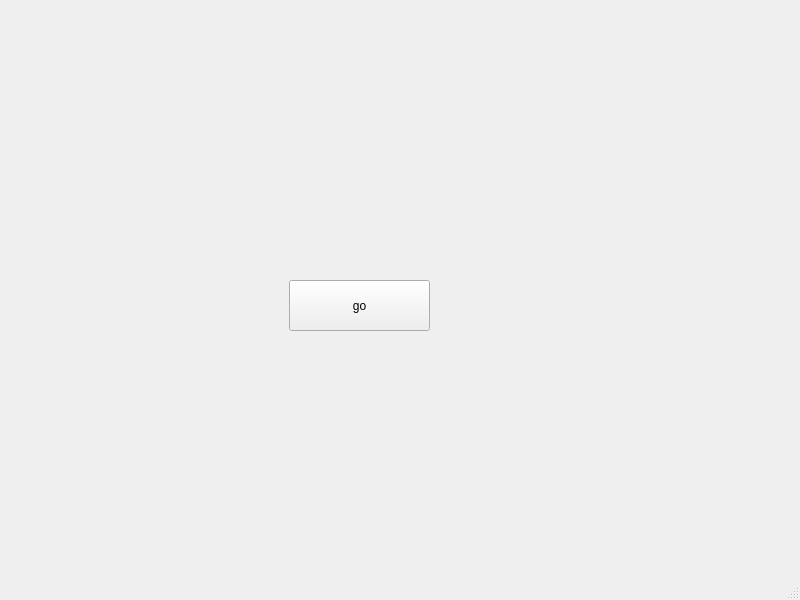
Old version of the form entername2/safhepishvaz.ui in the repository Parsa20231401/FAZE1.0.
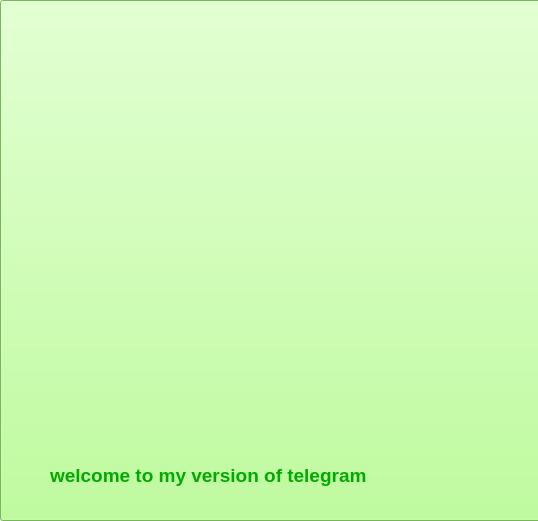
New version of the form. Icons and pictures are not drawn.

Patch:
```diff
--- a/entername2/safhepishvaz.ui
+++ b/entername2/safhepishvaz.ui
@@ -6,10 +6,28 @@
    <rect>
     <x>0</x>
     <y>0</y>
-    <width>800</width>
-    <height>600</height>
+    <width>538</width>
+    <height>521</height>
    </rect>
   </property>
+  <property name="sizePolicy">
+   <sizepolicy hsizetype="Fixed" vsizetype="Fixed">
+    <horstretch>0</horstretch>
+    <verstretch>0</verstretch>
+   </sizepolicy>
+  </property>
+  <property name="minimumSize">
+   <size>
+    <width>538</width>
+    <height>521</height>
+   </size>
+  </property>
+  <property name="maximumSize">
+   <size>
+    <width>538</width>
+    <height>521</height>
+   </size>
+  </property>
   <property name="windowTitle">
    <string>MainWindow</string>
   </property>
@@ -17,28 +35,50 @@
    <widget class="QPushButton" name="pushButton">
     <property name="geometry">
      <rect>
-      <x>289</x>
-      <y>280</y>
-      <width>141</width>
+      <x>0</x>
+      <y>0</y>
+      <width>541</width>
+      <height>521</height>
+     </rect>
+    </property>
+    <property name="font">
+     <font>
+      <pointsize>16</pointsize>
+     </font>
+    </property>
+    <property name="styleSheet">
+     <string notr="true">background-image: url(:/new/prefix10/logo.png);
+background-color: rgb(170, 255, 127);
+</string>
+    </property>
+    <property name="text">
+     <string/>
+    </property>
+   </widget>
+   <widget class="QLabel" name="label">
+    <property name="geometry">
+     <rect>
+      <x>50</x>
+      <y>450</y>
+      <width>411</width>
       <height>51</height>
      </rect>
     </property>
+    <property name="font">
+     <font>
+      <pointsize>14</pointsize>
+      <weight>75</weight>
+      <bold>true</bold>
+     </font>
+    </property>
+    <property name="styleSheet">
+     <string notr="true">color: rgb(0, 170, 0);</string>
+    </property>
     <property name="text">
-     <string>go</string>
+     <string>welcome to my version of telegram</string>
     </property>
    </widget>
   </widget>
-  <widget class="QMenuBar" name="menubar">
-   <property name="geometry">
-    <rect>
-     <x>0</x>
-     <y>0</y>
-     <width>800</width>
-     <height>25</height>
-    </rect>
-   </property>
-  </widget>
-  <widget class="QStatusBar" name="statusbar"/>
  </widget>
  <resources/>
  <connections/>
```
